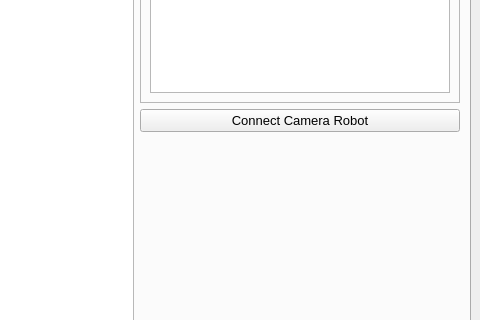
First picture: the form in learnbot_dsl/guis/Learnblock.ui, repository robocomp/LearnBlock, before the edit; both pictures show x 475 to 955 and y 229 to 549 of the 955 by 790 pixel window.
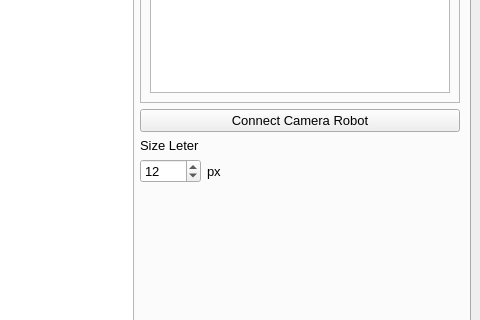
Second picture: the form after the edit. The open tabs and pages were chosen to show the change.

```diff
--- a/learnbot_dsl/guis/Learnblock.ui
+++ b/learnbot_dsl/guis/Learnblock.ui
@@ -215,6 +215,37 @@
             </property>
            </widget>
           </item>
+          <item>
+           <layout class="QGridLayout" name="gridLayout_2">
+            <item row="1" column="1">
+             <widget class="QSpinBox" name="spinBoxLeterSize">
+              <property name="maximumSize">
+               <size>
+                <width>61</width>
+                <height>29</height>
+               </size>
+              </property>
+              <property name="value">
+               <number>12</number>
+              </property>
+             </widget>
+            </item>
+            <item row="1" column="2">
+             <widget class="QLabel" name="label">
+              <property name="text">
+               <string>px</string>
+              </property>
+             </widget>
+            </item>
+            <item row="0" column="1">
+             <widget class="QLabel" name="label_2">
+              <property name="text">
+               <string>Size Leter</string>
+              </property>
+             </widget>
+            </item>
+           </layout>
+          </item>
           <item>
            <spacer name="verticalSpacer">
             <property name="orientation">
```
